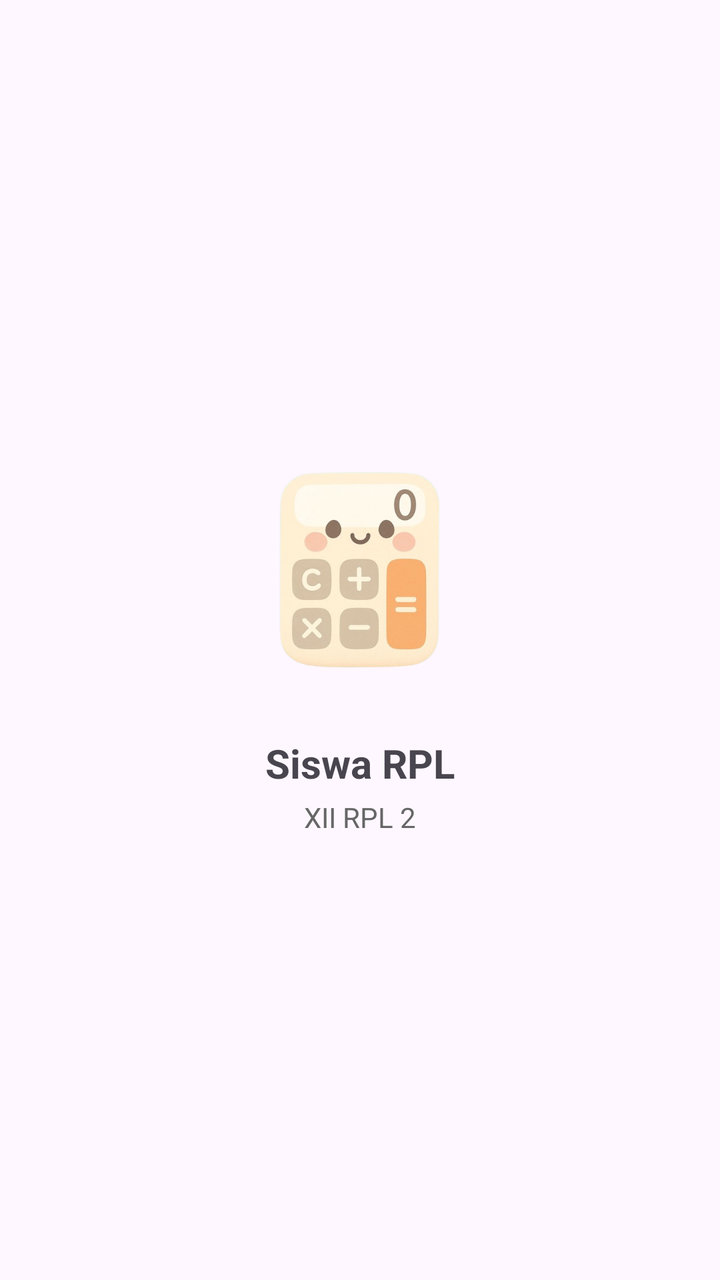
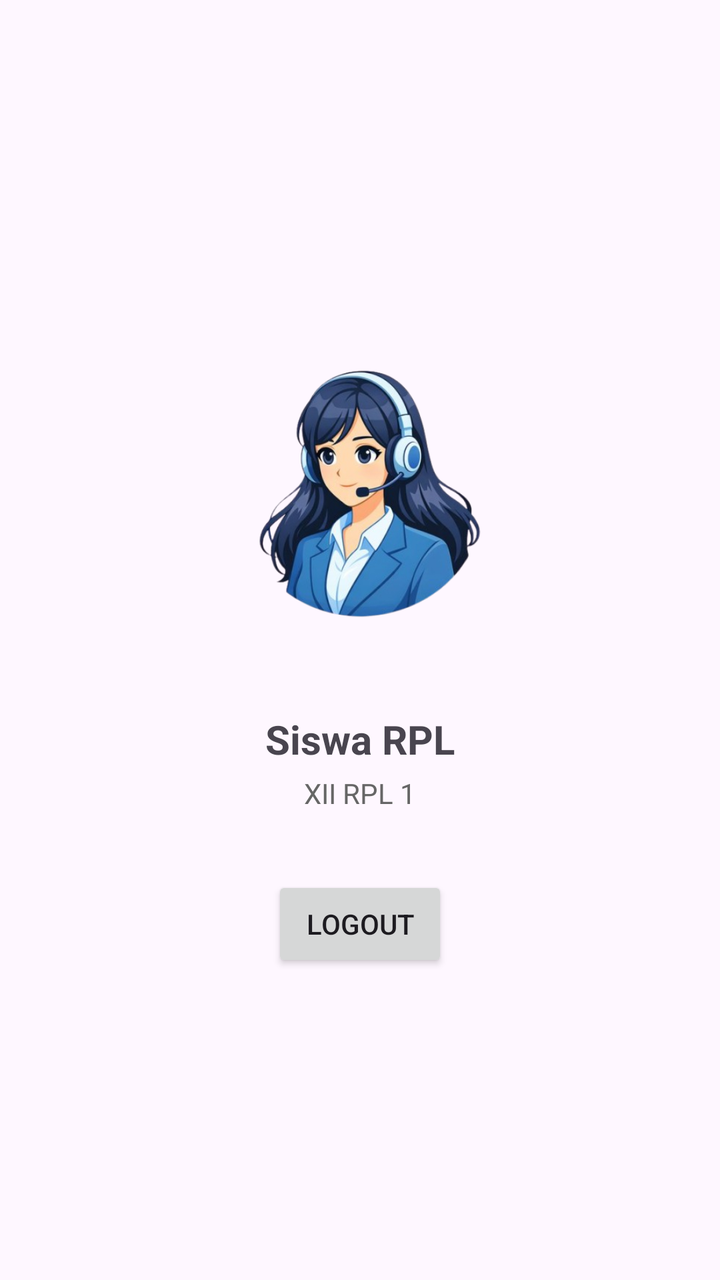

An Android layout rendered at two revisions. The XML below is the earlier revision; the diff shows what the commit changed to produce the second picture.
<!-- AndroidManifest.xml: application theme Theme.Latihan1 -->
<!-- res/layout/fragment_profile.xml -->
<?xml version="1.0" encoding="utf-8"?>
<LinearLayout xmlns:android="http://schemas.android.com/apk/res/android"
    android:layout_width="match_parent"
    android:layout_height="match_parent"
    android:gravity="center"
    android:orientation="vertical"
    android:padding="24dp">

    <ImageView
        android:layout_width="130dp"
        android:layout_height="130dp"
        android:src="@drawable/kalkulator2" />

    <TextView
        android:layout_width="wrap_content"
        android:layout_height="wrap_content"
        android:layout_marginTop="16dp"
        android:text="Siswa RPL"
        android:textSize="20sp"
        android:textStyle="bold" />

    <TextView
        android:layout_width="wrap_content"
        android:layout_height="wrap_content"
        android:layout_marginTop="4dp"
        android:text="XII RPL 2"
        android:textColor="#666666"
        android:textSize="14sp" />

</LinearLayout>
<!-- resources referenced by this layout -->
<resources>
  <!-- drawable kalkulator2: png bitmap (drawable, 153265 bytes) -->
  <style name="Theme.Latihan1" parent="Base.Theme.Latihan1" />
  <style name="Base.Theme.Latihan1" parent="Theme.Material3.DayNight.NoActionBar">
          
          
      </style>
</resources>

<!-- the commit's change to res/layout/fragment_profile.xml (unified diff, before → after) -->
@@ -7,9 +7,9 @@
     android:padding="24dp">
 
     <ImageView
-        android:layout_width="130dp"
-        android:layout_height="130dp"
-        android:src="@drawable/kalkulator2" />
+        android:layout_width="225dp"
+        android:layout_height="186dp"
+        android:src="@drawable/profile2" />
 
     <TextView
         android:layout_width="wrap_content"
@@ -23,8 +23,15 @@
         android:layout_width="wrap_content"
         android:layout_height="wrap_content"
         android:layout_marginTop="4dp"
-        android:text="XII RPL 2"
+        android:text="XII RPL 1"
         android:textColor="#666666"
         android:textSize="14sp" />
 
+    <Button
+        android:id="@+id/btnLogout"
+        android:layout_width="wrap_content"
+        android:layout_height="wrap_content"
+        android:layout_marginTop="32dp"
+        android:text="Logout" />
+
 </LinearLayout>
<!-- resource entries referenced after the edit -->
@@ -1,6 +1,6 @@
 <!-- resources referenced by this layout -->
 <resources>
-  <!-- drawable kalkulator2: png bitmap (drawable, 153265 bytes) -->
+  <!-- drawable profile2: png bitmap (drawable, 174141 bytes) -->
   <style name="Theme.Latihan1" parent="Base.Theme.Latihan1" />
   <style name="Base.Theme.Latihan1" parent="Theme.Material3.DayNight.NoActionBar">
           
